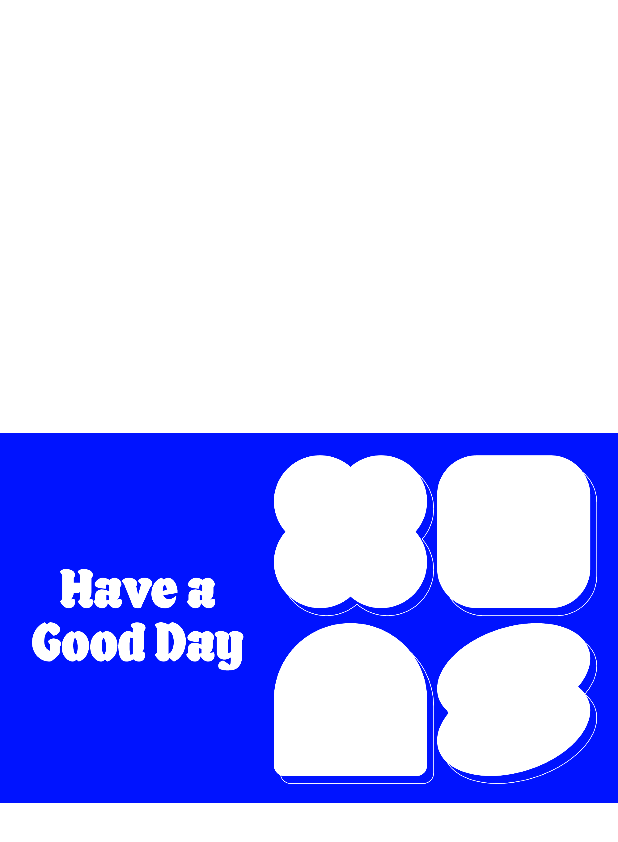
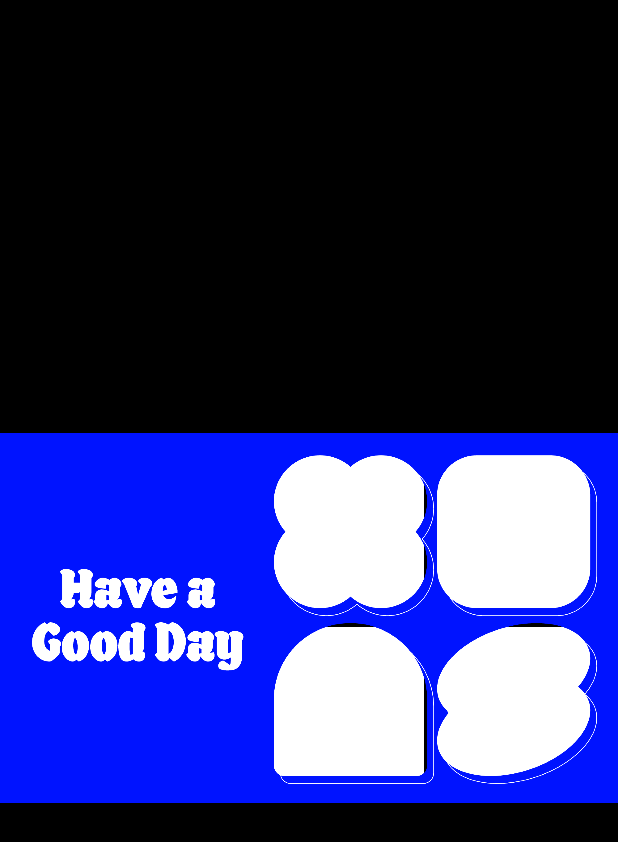
Before and after one commit to evyooo/Collectors, an Android app: the ImageEditActivity screen opened directly, with no data from a screen before it, on a phone screen of 412 x 824 dp. Shown: the top 842 px of the screen. Run offline under Robolectric (Android 15) with nearby library versions, the phone set to English and light mode, and no system bars; our stand-ins replace data binding; libraries missing offline, so code that uses them is left out: jp.wasabeef.glide.

Commit message:
layout(select): 색상 변경

```diff
--- a/app/src/main/java/com/yoo/collectors/SelectActivity.kt
+++ b/app/src/main/java/com/yoo/collectors/SelectActivity.kt
@@ -12,5 +12,9 @@ class SelectActivity : AppCompatActivity() {
         binding = ActivitySelectBinding.inflate(layoutInflater)
 
         setContentView(binding.root)
+
+        binding.rootConslaySelect.setOnClickListener {
+            finish()
+        }
     }
 }
--- a/app/src/main/res/layout/activity_image_edit.xml
+++ b/app/src/main/res/layout/activity_image_edit.xml
@@ -7,8 +7,48 @@
 
     <androidx.constraintlayout.widget.ConstraintLayout
         android:layout_width="match_parent"
-        android:layout_height="match_parent">
+        android:layout_height="match_parent"
+        android:background="@color/black">
 
+
+        <ImageView
+            android:id="@+id/imageView"
+            android:layout_width="180dp"
+            android:layout_height="80dp"
+            android:layout_marginEnd="5dp"
+            android:scaleType="centerCrop"
+            app:layout_constraintBottom_toBottomOf="@+id/imageView2"
+            app:layout_constraintEnd_toStartOf="@+id/imageView2"
+            app:layout_constraintTop_toTopOf="@+id/imageView2"
+            app:srcCompat="@android:color/white" />
+
+        <ImageView
+            android:id="@+id/imageView2"
+            android:layout_width="180dp"
+            android:layout_height="180dp"
+            android:scaleType="centerCrop"
+            app:layout_constraintEnd_toEndOf="@+id/imageView7"
+            app:layout_constraintTop_toTopOf="@+id/imageView7"
+            app:srcCompat="@android:color/white" />
+
+        <ImageView
+            android:id="@+id/imageView3"
+            android:layout_width="180dp"
+            android:layout_height="180dp"
+            android:scaleType="centerCrop"
+            app:layout_constraintBottom_toBottomOf="@+id/imageView4"
+            app:layout_constraintEnd_toEndOf="@+id/imageView"
+            app:layout_constraintTop_toTopOf="@+id/imageView4"
+            app:srcCompat="@android:color/white" />
+
+        <ImageView
+            android:id="@+id/imageView4"
+            android:layout_width="180dp"
+            android:layout_height="180dp"
+            android:scaleType="centerCrop"
+            app:layout_constraintEnd_toEndOf="@+id/imageView2"
+            app:layout_constraintTop_toBottomOf="@+id/imageView2"
+            app:srcCompat="@android:color/white" />
 
         <ImageView
             android:id="@+id/imageView7"
@@ -23,41 +63,6 @@
             app:layout_constraintTop_toTopOf="parent"
             app:srcCompat="@drawable/back_1" />
 
-        <ImageView
-            android:id="@+id/imageView"
-            android:layout_width="180dp"
-            android:layout_height="80dp"
-            android:layout_marginEnd="5dp"
-            android:scaleType="centerCrop"
-            app:layout_constraintBottom_toBottomOf="@+id/imageView2"
-            app:layout_constraintEnd_toStartOf="@+id/imageView2"
-            app:layout_constraintTop_toTopOf="@+id/imageView2" />
-
-        <ImageView
-            android:id="@+id/imageView2"
-            android:layout_width="180dp"
-            android:layout_height="180dp"
-            android:scaleType="centerCrop"
-            app:layout_constraintEnd_toEndOf="@+id/imageView7"
-            app:layout_constraintTop_toTopOf="@+id/imageView7" />
-
-        <ImageView
-            android:id="@+id/imageView3"
-            android:layout_width="180dp"
-            android:layout_height="180dp"
-            android:scaleType="centerCrop"
-            app:layout_constraintBottom_toBottomOf="@+id/imageView4"
-            app:layout_constraintEnd_toEndOf="@+id/imageView"
-            app:layout_constraintTop_toTopOf="@+id/imageView4" />
-
-        <ImageView
-            android:id="@+id/imageView4"
-            android:layout_width="180dp"
-            android:layout_height="180dp"
-            android:scaleType="centerCrop"
-            app:layout_constraintEnd_toEndOf="@+id/imageView2"
-            app:layout_constraintTop_toBottomOf="@+id/imageView2" />
-
     </androidx.constraintlayout.widget.ConstraintLayout>
 
 </layout>
--- a/app/src/main/res/layout/activity_select.xml
+++ b/app/src/main/res/layout/activity_select.xml
@@ -6,13 +6,14 @@
 
     <androidx.constraintlayout.widget.ConstraintLayout
 
+        android:id="@+id/root_conslay_select"
         android:layout_width="match_parent"
         android:layout_height="match_parent">
 
         <ImageView
             android:id="@+id/imageView5"
-            android:layout_width="55dp"
-            android:layout_height="55dp"
+            android:layout_width="50dp"
+            android:layout_height="50dp"
             android:layout_marginStart="76dp"
             app:layout_constraintBottom_toBottomOf="parent"
             app:layout_constraintStart_toStartOf="parent"
@@ -21,8 +22,8 @@
 
         <ImageView
             android:id="@+id/imageView6"
-            android:layout_width="55dp"
-            android:layout_height="55dp"
+            android:layout_width="50dp"
+            android:layout_height="50dp"
             android:layout_marginEnd="76dp"
             app:layout_constraintBottom_toBottomOf="parent"
             app:layout_constraintEnd_toEndOf="parent"
--- a/app/src/main/res/values/colors.xml
+++ b/app/src/main/res/values/colors.xml
@@ -7,4 +7,5 @@
     <color name="teal_700">#FF018786</color>
     <color name="black">#FF000000</color>
     <color name="white">#FFFFFFFF</color>
+    <color name="gray">#3B3B3B</color>
 </resources>
--- a/app/src/main/res/values/themes.xml
+++ b/app/src/main/res/values/themes.xml
@@ -3,7 +3,7 @@
     <style name="Theme.Collectors" parent="Theme.MaterialComponents.DayNight.NoActionBar">
         <!-- Primary brand color. -->
         <item name="colorPrimary">@color/purple_500</item>
-        <item name="colorPrimaryVariant">@color/purple_700</item>
+        <item name="colorPrimaryVariant">@color/gray</item>
         <item name="colorOnPrimary">@color/white</item>
         <!-- Secondary brand color. -->
         <item name="colorSecondary">@color/teal_200</item>
```
